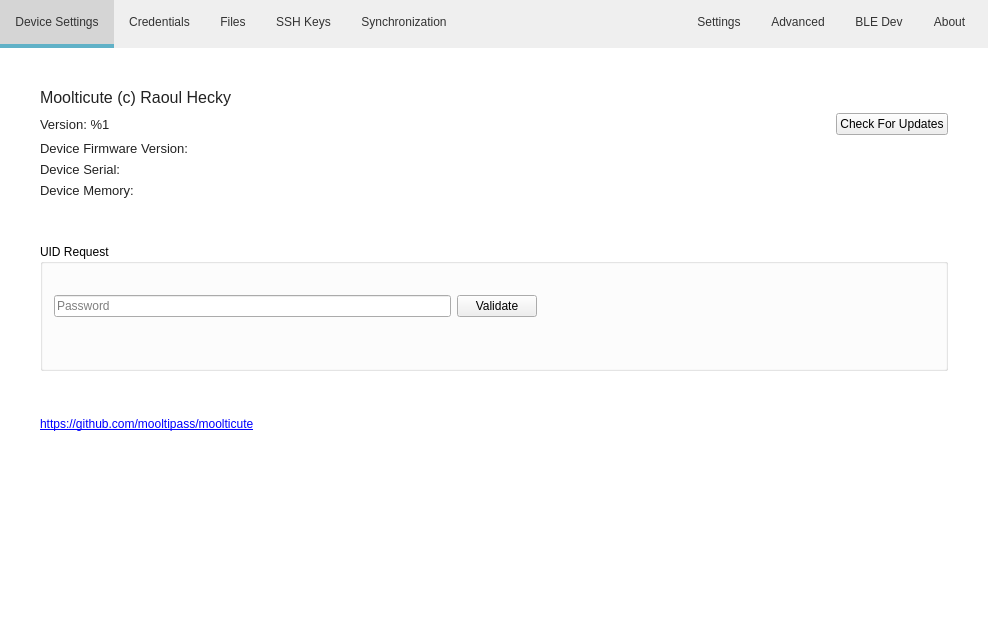
First picture: the form in src/MainWindow.ui, repository mooltipass/moolticute, before the edit.
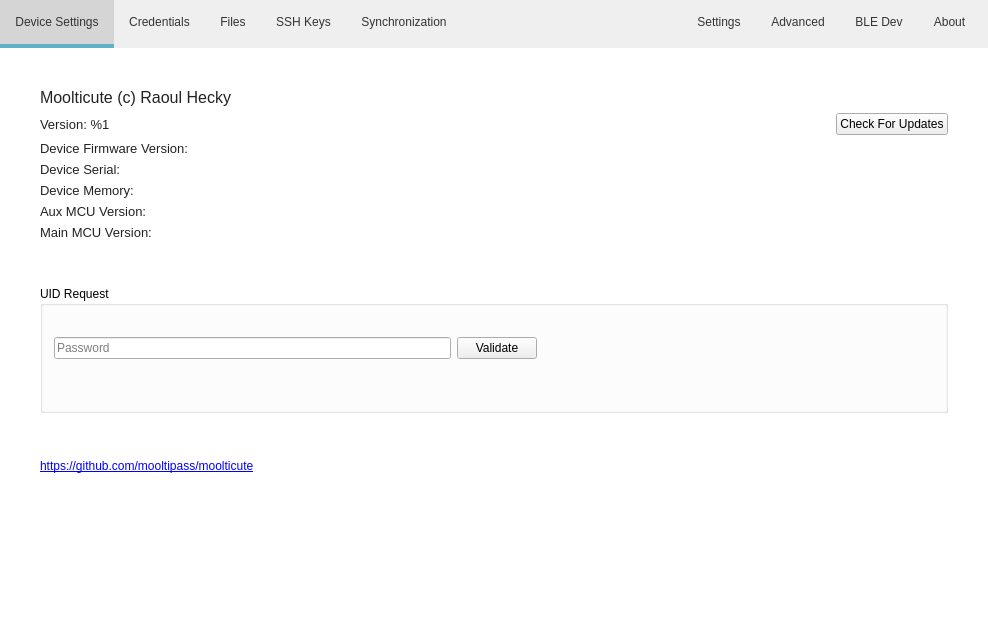
Second picture: the form after the edit. The open tabs and pages were chosen to show the change. Icons and pictures are not drawn. Custom widgets are drawn as their Qt base class.

Commit message: #415 Display Aux/Main MCU version on About tab for BLE

Diff of the .ui file:
```diff
--- a/src/MainWindow.ui
+++ b/src/MainWindow.ui
@@ -2373,6 +2373,74 @@
              </item>
             </layout>
            </item>
+           <item>
+            <layout class="QHBoxLayout" name="horizontalLayout_47">
+             <item>
+              <widget class="QLabel" name="labelAboutAuxMCU">
+               <property name="sizePolicy">
+                <sizepolicy hsizetype="Fixed" vsizetype="Preferred">
+                 <horstretch>0</horstretch>
+                 <verstretch>0</verstretch>
+                </sizepolicy>
+               </property>
+               <property name="font">
+                <font>
+                 <pointsize>10</pointsize>
+                </font>
+               </property>
+               <property name="text">
+                <string>Aux MCU Version:</string>
+               </property>
+              </widget>
+             </item>
+             <item>
+              <widget class="QLabel" name="labelAboutAuxMCUValue">
+               <property name="font">
+                <font>
+                 <pointsize>10</pointsize>
+                </font>
+               </property>
+               <property name="text">
+                <string/>
+               </property>
+              </widget>
+             </item>
+            </layout>
+           </item>
+           <item>
+            <layout class="QHBoxLayout" name="horizontalLayout_48">
+             <item>
+              <widget class="QLabel" name="labelAboutMainMCU">
+               <property name="sizePolicy">
+                <sizepolicy hsizetype="Fixed" vsizetype="Preferred">
+                 <horstretch>0</horstretch>
+                 <verstretch>0</verstretch>
+                </sizepolicy>
+               </property>
+               <property name="font">
+                <font>
+                 <pointsize>10</pointsize>
+                </font>
+               </property>
+               <property name="text">
+                <string>Main MCU Version:</string>
+               </property>
+              </widget>
+             </item>
+             <item>
+              <widget class="QLabel" name="labelAboutMainMCUValue">
+               <property name="font">
+                <font>
+                 <pointsize>10</pointsize>
+                </font>
+               </property>
+               <property name="text">
+                <string/>
+               </property>
+              </widget>
+             </item>
+            </layout>
+           </item>
           </layout>
          </widget>
         </item>
```
The commit also changes 5 other files.
